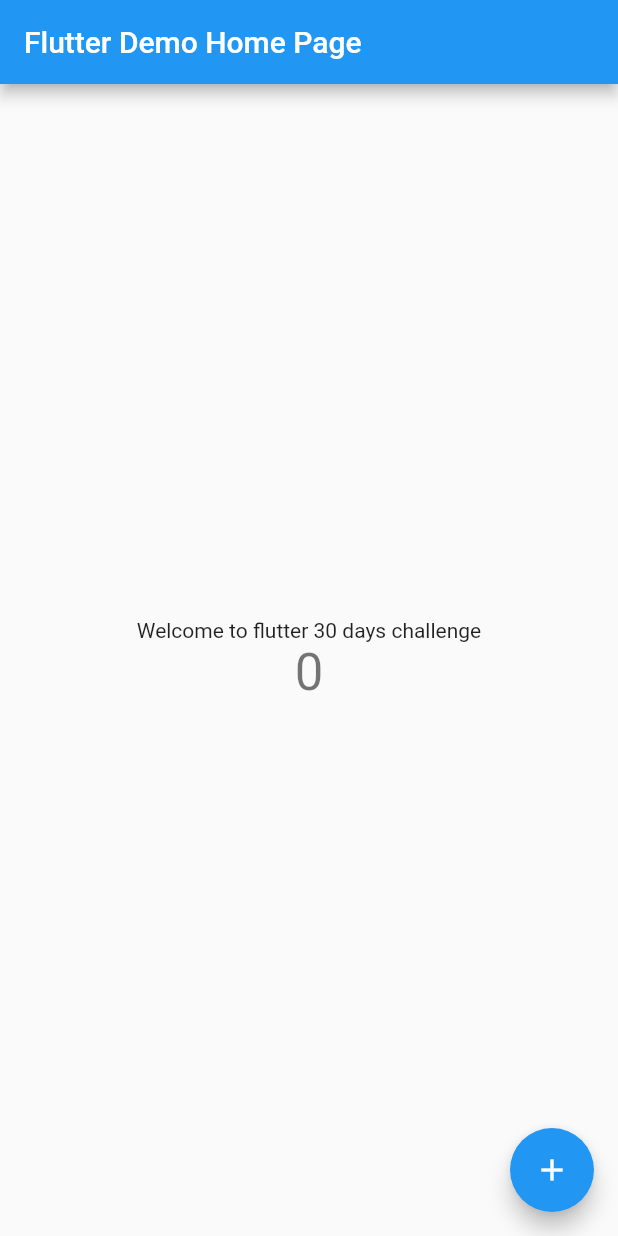
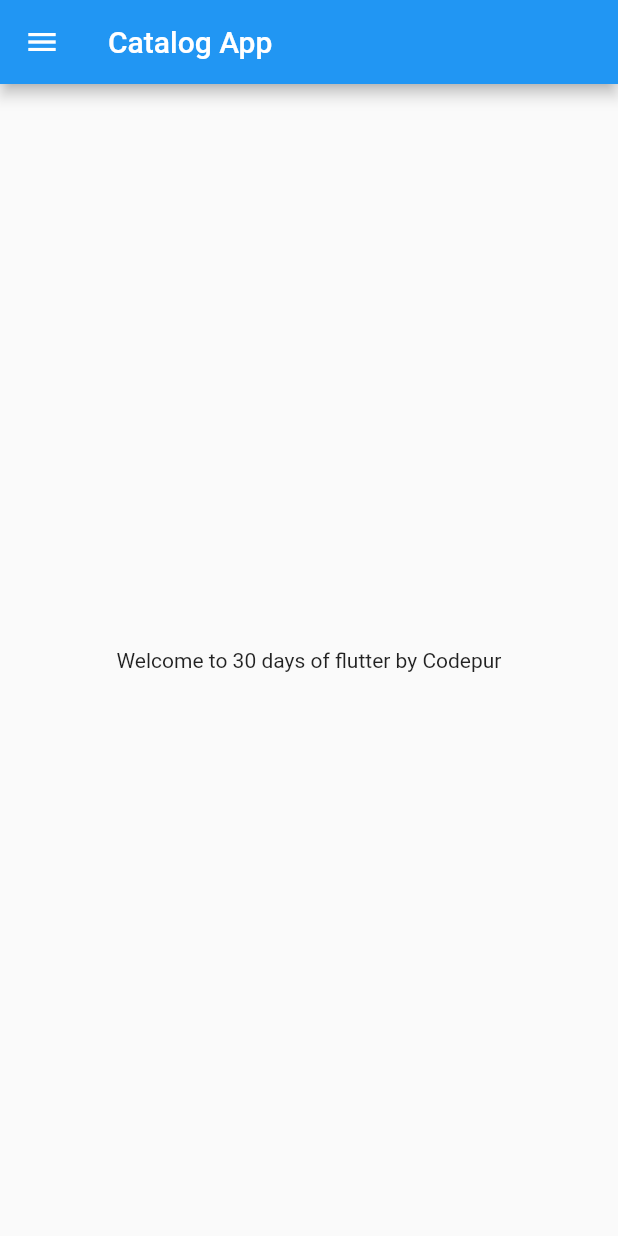
Before and after one commit to yasirchenone/learnflutter, a Flutter app: the screen it shows after launch, on a phone screen of 412 x 824 dp. Run offline on Flutter 3.47's test engine with Material 2 defaults, Android fonts, the phone set to English and light mode, and no system bars.

Commit message:
Second Day Learning

```diff
--- /dev/null
+++ b/lib/homepage.dart
@@ -0,0 +1,27 @@
+import 'package:flutter/material.dart';
+import 'package:flutter/src/widgets/container.dart';
+import 'package:flutter/src/widgets/framework.dart';
+import 'package:flutter/material.dart';
+
+class HomePage extends StatelessWidget {
+  const HomePage({super.key});
+
+  @override
+  Widget build(BuildContext context) {
+    final int days = 30;
+    final String name = "Codepur";
+
+    return Scaffold(
+      appBar: AppBar(
+        title: Text("Catalog App"),
+      ),
+      body: Center(
+        child: Container(
+       child: Text("Welcome to $days days of flutter by $name"),
+
+        ),
+      ),
+      drawer: Drawer(),
+    );
+  }
+}
--- a/lib/main.dart
+++ b/lib/main.dart
@@ -1,4 +1,5 @@
 import 'package:flutter/material.dart';
+import 'package:flutter_catalogue/homepage.dart';
 
 void main() {
   runApp(const MyApp());
@@ -24,92 +25,7 @@ class MyApp extends StatelessWidget {
         // is not restarted.
         primarySwatch: Colors.blue,
       ),
-      home: const MyHomePage(title: 'Flutter Demo Home Page'),
+      home: const HomePage(),
     );
   }
 }
-
-class MyHomePage extends StatefulWidget {
-  const MyHomePage({super.key, required this.title});
-
-  // This widget is the home page of your application. It is stateful, meaning
-  // that it has a State object (defined below) that contains fields that affect
-  // how it looks.
-
-  // This class is the configuration for the state. It holds the values (in this
-  // case the title) provided by the parent (in this case the App widget) and
-  // used by the build method of the State. Fields in a Widget subclass are
-  // always marked "final".
-
-  final String title;
-
-  @override
-  State<MyHomePage> createState() => _MyHomePageState();
-}
-
-class _MyHomePageState extends State<MyHomePage> {
-  int _counter = 0;
-
-  void _incrementCounter() {
-    setState(() {
-      // This call to setState tells the Flutter framework that something has
-      // changed in this State, which causes it to rerun the build method below
-      // so that the display can reflect the updated values. If we changed
-      // _counter without calling setState(), then the build method would not be
-      // called again, and so nothing would appear to happen.
-      _counter++;
-    });
-  }
-
-  @override
-  Widget build(BuildContext context) {
-    // This method is rerun every time setState is called, for instance as done
-    // by the _incrementCounter method above.
-    //
-    // The Flutter framework has been optimized to make rerunning build methods
-    // fast, so that you can just rebuild anything that needs updating rather
-    // than having to individually change instances of widgets.
-    return Scaffold(
-      appBar: AppBar(
-        // Here we take the value from the MyHomePage object that was created by
-        // the App.build method, and use it to set our appbar title.
-        title: Text(widget.title),
-      ),
-      body: Center(
-        // Center is a layout widget. It takes a single child and positions it
-        // in the middle of the parent.
-        child: Column(
-          // Column is also a layout widget. It takes a list of children and
-          // arranges them vertically. By default, it sizes itself to fit its
-          // children horizontally, and tries to be as tall as its parent.
-          //
-          // Invoke "debug painting" (press "p" in the console, choose the
-          // "Toggle Debug Paint" action from the Flutter Inspector in Android
-          // Studio, or the "Toggle Debug Paint" command in Visual Studio Code)
-          // to see the wireframe for each widget.
-          //
-          // Column has various properties to control how it sizes itself and
-          // how it positions its children. Here we use mainAxisAlignment to
-          // center the children vertically; the main axis here is the vertical
-          // axis because Columns are vertical (the cross axis would be
-          // horizontal).
-          mainAxisAlignment: MainAxisAlignment.center,
-          children: <Widget>[
-            const Text(
-              'Welcome to flutter 30 days challenge',
-            ),
-            Text(
-              '$_counter',
-              style: Theme.of(context).textTheme.headline4,
-            ),
-          ],
-        ),
-      ),
-      floatingActionButton: FloatingActionButton(
-        onPressed: _incrementCounter,
-        tooltip: 'Increment',
-        child: const Icon(Icons.add),
-      ), // This trailing comma makes auto-formatting nicer for build methods.
-    );
-  }
-}
```
